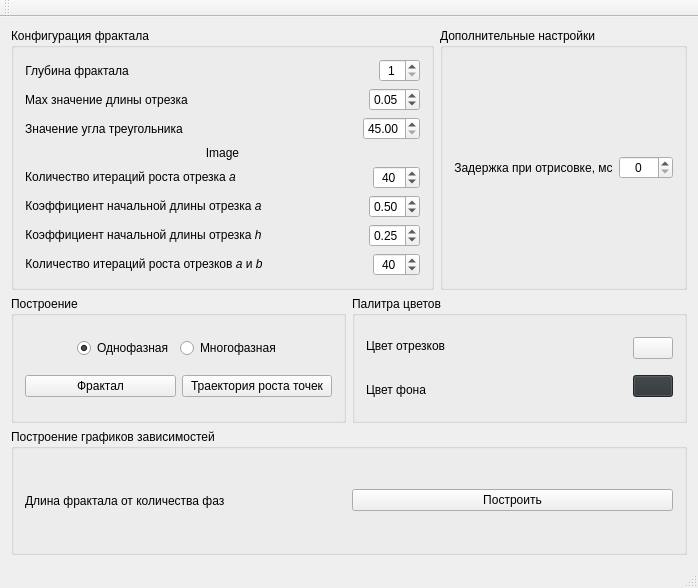
Old version of the form mainwindow.ui in the repository teploff/fractal_growth.
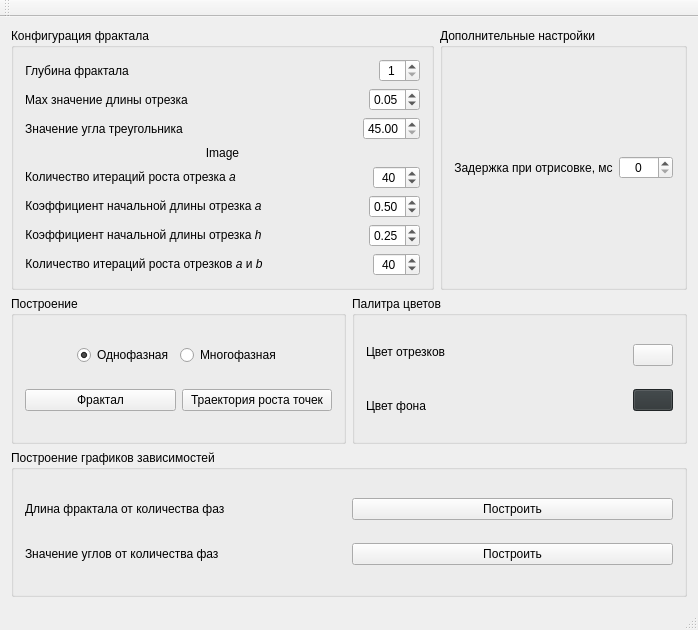
New version of the form.

Commit message: add graph of angle & count phase refactoring

What changed in the file:
```diff
--- a/mainwindow.ui
+++ b/mainwindow.ui
@@ -7,14 +7,14 @@
     <x>0</x>
     <y>0</y>
     <width>698</width>
-    <height>588</height>
+    <height>630</height>
    </rect>
   </property>
   <property name="windowTitle">
    <string>MainWindow</string>
   </property>
   <widget class="QWidget" name="centralWidget">
-   <layout class="QVBoxLayout" name="verticalLayout_4">
+   <layout class="QVBoxLayout" name="verticalLayout_6">
     <item>
      <layout class="QHBoxLayout" name="horizontalLayout_11">
       <item>
@@ -543,7 +543,7 @@
       <property name="title">
        <string>Построение графиков зависимостей</string>
       </property>
-      <layout class="QHBoxLayout" name="horizontalLayout_16">
+      <layout class="QVBoxLayout" name="verticalLayout_4">
        <item>
         <layout class="QHBoxLayout" name="horizontalLayout_15">
          <item>
@@ -562,6 +562,24 @@
          </item>
         </layout>
        </item>
+       <item>
+        <layout class="QHBoxLayout" name="horizontalLayout_16">
+         <item>
+          <widget class="QLabel" name="lb_graph_angle">
+           <property name="text">
+            <string>Значение углов от количества фаз</string>
+           </property>
+          </widget>
+         </item>
+         <item>
+          <widget class="QPushButton" name="pb_graph_angle">
+           <property name="text">
+            <string>Построить</string>
+           </property>
+          </widget>
+         </item>
+        </layout>
+       </item>
       </layout>
      </widget>
     </item>
```
The commit also changes 8 other files.
